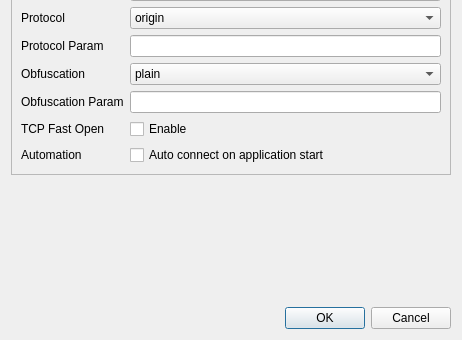
Before: the Qt Designer form ui/ssreditdialog.ui in 31126-un/Trojan-Qt5, drawn with Qt 5; both pictures show x 0 to 462 and y 154 to 494 of the 462 by 494 pixel window.
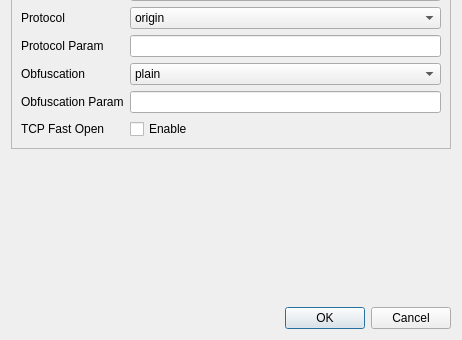
After: the same form once the commit is applied.

Commit message: [Remove Feature] drop autoStart

Patch:
```diff
--- a/ui/ssreditdialog.ui
+++ b/ui/ssreditdialog.ui
@@ -381,26 +381,6 @@
         </property>
        </widget>
       </item>
-      <item row="11" column="0">
-       <widget class="QLabel" name="autoStartLabel">
-        <property name="text">
-         <string>Automation</string>
-        </property>
-       </widget>
-      </item>
-      <item row="11" column="1">
-       <widget class="QCheckBox" name="autoStartCheckBox">
-        <property name="sizePolicy">
-         <sizepolicy hsizetype="Expanding" vsizetype="Fixed">
-          <horstretch>0</horstretch>
-          <verstretch>0</verstretch>
-         </sizepolicy>
-        </property>
-        <property name="text">
-         <string>Auto connect on application start</string>
-        </property>
-       </widget>
-      </item>
      </layout>
     </widget>
    </item>
```
Left out of the diff: 1 changed line with no effect on the pictures. The commit also changes 19 other files.
